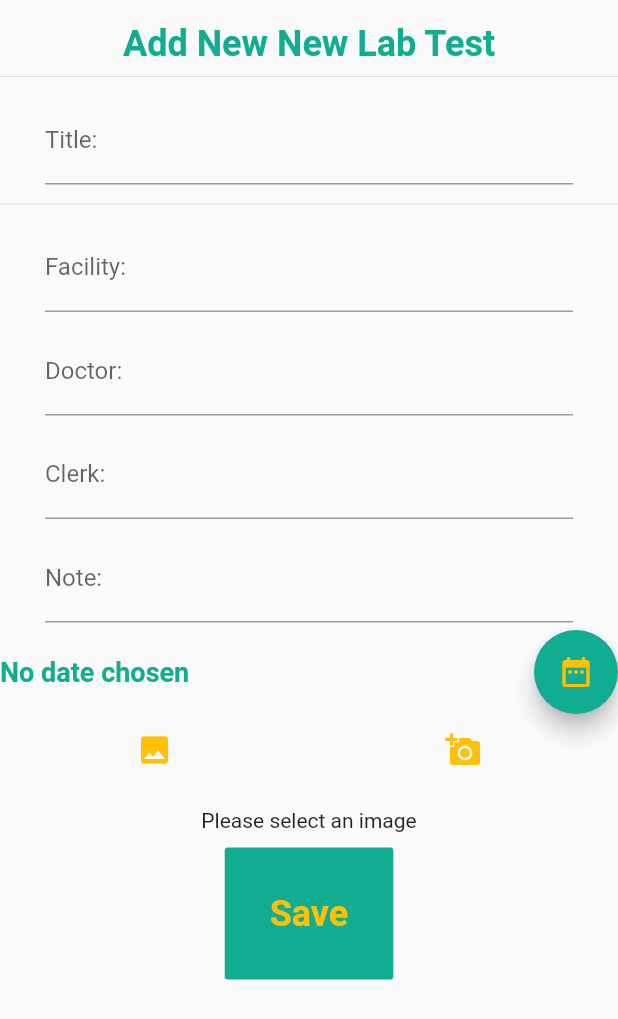
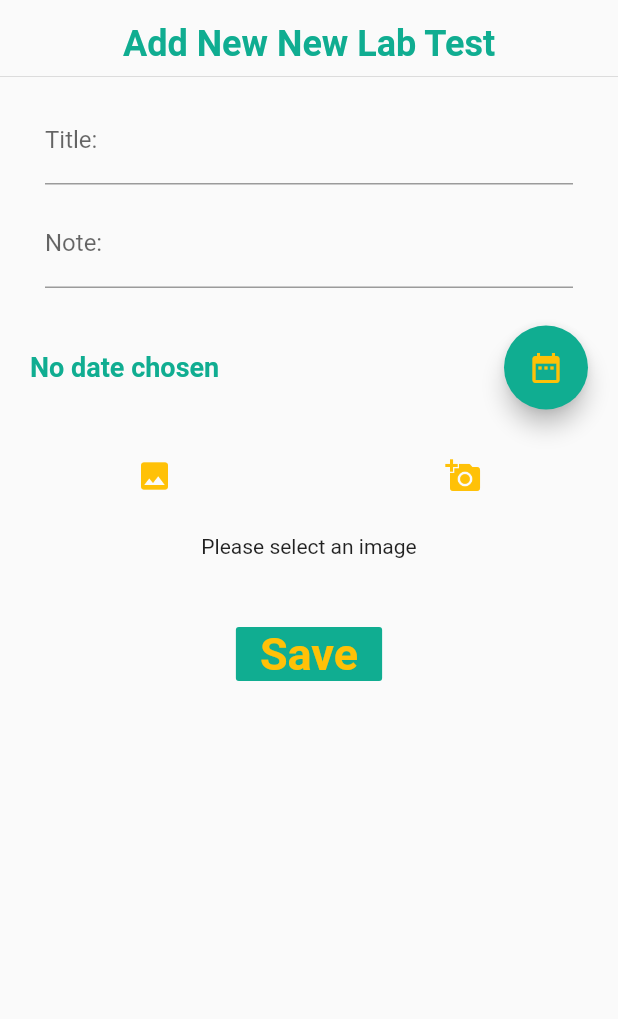
Before and after one commit to AbdelrahmanMagdy84/AMUN_mobile_APP, a Flutter app: the NewMedicalRecord screen opened directly, on a phone screen of 412 x 824 dp. Shown: the top 1019 px of the screen. Run offline on Flutter 3.47's test engine with Material 2 defaults, Android fonts, the phone set to English and light mode, and no system bars; our stand-ins replace dropdown_search, file_picker, flare_flutter, flutter_local_notifications, flutter_secure_storage, form_field_validator and 5 more; missing offline and left inert: esys_flutter_share, flutter_datetime_formfield, qr_code_scanner; accounts and stored records are empty.

Commit message:
new medical

```diff
--- a/lib/input_widgets/new_medical_record.dart
+++ b/lib/input_widgets/new_medical_record.dart
@@ -1,5 +1,6 @@
 import 'dart:io';
 import 'package:amun/models/MedicalRecord.dart';
+import 'package:file_picker/file_picker.dart';
 import 'package:flutter/material.dart';
 import 'package:image_picker/image_picker.dart';
 import 'package:intl/intl.dart';
@@ -15,18 +16,14 @@ class NewMedicalRecord extends StatefulWidget {
 
 class _NewPrescreptionOrRadiographState extends State<NewMedicalRecord> {
   DateTime dateTime = DateTime.now();
-  // String title;
-  // String doctor;
-  // String note;
-  // String image;
-
   final titleController = TextEditingController();
   final facilityNameController = TextEditingController();
   final doctorNameController = TextEditingController();
   final clerkNameController = TextEditingController();
   final noteController = TextEditingController();
   DateTime date;
-
+  Future userFuture;
+  @override
   Widget buildTextField(String title, TextEditingController controller,
       TextInputType textInputType) {
     return Container(
@@ -111,10 +108,16 @@ class _NewPrescreptionOrRadiographState extends State<NewMedicalRecord> {
         note: note);
   }
 
+  final _formKey = GlobalKey<FormState>();
+  bool _autoValidate = false;
+  File file;
   @override
   Widget build(BuildContext context) {
     return Scaffold(
       body: SingleChildScrollView(
+        child: Form(
+          autovalidate: _autoValidate,
+          key: _formKey,
           child: Container(
             child: Column(
               children: <Widget>[
@@ -136,35 +139,23 @@ class _NewPrescreptionOrRadiographState extends State<NewMedicalRecord> {
                   titleController,
                   TextInputType.text,
                 ),
-              Divider(),
-              buildTextField(
-                'Facility',
-                facilityNameController,
-                TextInputType.text,
-              ),
-              buildTextField(
-                'Doctor',
-                doctorNameController,
-                TextInputType.text,
-              ),
-              buildTextField(
-                'Clerk',
-                clerkNameController,
-                TextInputType.text,
-              ),
                 buildTextField(
                   'Note',
                   noteController,
                   TextInputType.text,
                 ),
-              Row(
+                Padding(
+                  padding: const EdgeInsets.all(20),
+                  child: Row(
                     children: <Widget>[
-                  Expanded(
+                      Container(
+                        child: Expanded(
                           child: Text(
                             date == null
                                 ? 'No date chosen'
                                 : 'Picked Date: ${DateFormat.yMd().format(date)}',
                             style: Theme.of(context).textTheme.title,
+                          ),
                         ),
                       ),
                       FloatingActionButton(
@@ -175,6 +166,7 @@ class _NewPrescreptionOrRadiographState extends State<NewMedicalRecord> {
                         ),
                       )
                     ],
+                  ),
                 ),
                 Row(
                   children: <Widget>[
@@ -197,21 +189,94 @@ class _NewPrescreptionOrRadiographState extends State<NewMedicalRecord> {
                   ],
                 ),
                 setImageView(),
-              FlatButton(
-                  padding: EdgeInsets.all(30),
+                Container(
+                  margin: EdgeInsets.all(30),
+                  child: FlatButton(
                     onPressed: save,
                     color: Theme.of(context).accentColor,
                     child: Text(
                       'Save',
                       style: TextStyle(
                           color: Theme.of(context).primaryColor,
-                        fontSize: 24,
+                          fontSize: 30,
                           fontWeight: FontWeight.bold),
-                  ))
+                    ),
+                  ),
+                )
               ],
+            ),
           ),
         ),
       ),
     );
   }
 }
+// Divider(),
+// buildTextField(
+//   'Facility',
+//   facilityNameController,
+//   TextInputType.text,
+// ),
+// buildTextField(
+//   'Doctor',
+//   doctorNameController,
+//   TextInputType.text,
+// ),
+// buildTextField(
+//   'Clerk',
+//   clerkNameController,
+//   TextInputType.text,
+// ),
+// Row(
+//                   children: <Widget>[
+//                     Expanded(
+//                       child: IconButton(
+//                         icon: Icon(
+//                           Icons.picture_as_pdf,
+//                           color: Theme.of(context).primaryColor,
+//                         ),
+//                         onPressed: () async {
+//                           file = await FilePicker.getFile(
+//                             type: FileType.custom,
+//                             allowedExtensions: ['pdf', 'doc', 'png', 'jpg'],
+//                           );
+//                         },
+//                       ),
+//                     ),
+//                   ],
+//                 ),
+//** */
+// FutureBuilder(
+//                   future: FilePicker.getFile(
+//                     type: FileType.custom,
+//                     allowedExtensions: ['pdf', 'doc', 'png', 'jpg'],
+//                   ),
+//                   builder: (ctx, snapshot) {
+//                     switch (snapshot.connectionState) {
+//                       case ConnectionState.none:
+//                         return Text("none");
+//                         break;
+//                       case ConnectionState.active:
+//                       case ConnectionState.waiting:
+//                         return Center(
+//                             child: Text(
+//                           "Loading ",
+//                           style: Theme.of(context).textTheme.title,
+//                         ));
+//                         break;
+//                       case ConnectionState.done:
+//                         String path = snapshot.data;
+//                         if (path != null && path.endsWith('g')) {
+//                           setImageView();
+//                         } else {
+//                           return Padding(
+//                             padding: const EdgeInsets.all(8.0),
+//                             child: Card(
+//                               child: Text("file: ${snapshot.data.toString()}"),
+//                             ),
+//                           );
+//                         }
+//                         break;
+//                     }
+//                   },
+//                 ),
--- a/pubspec.yaml
+++ b/pubspec.yaml
@@ -29,6 +29,7 @@ dependencies:
   esys_flutter_share: ^1.0.2
   flutter_secure_storage: ^3.3.3
   path_provider: ^1.6.11
+  file_picker: ^1.13.2
 
   flutter:
     sdk: flutter
```
Also changed, not shown: lib/items/medical_record_item.dart (+28 -9 lines), pubspec.lock. Lines whose indentation alone changed are shown as unchanged.
